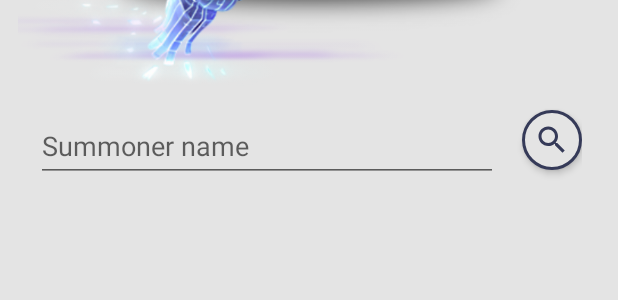
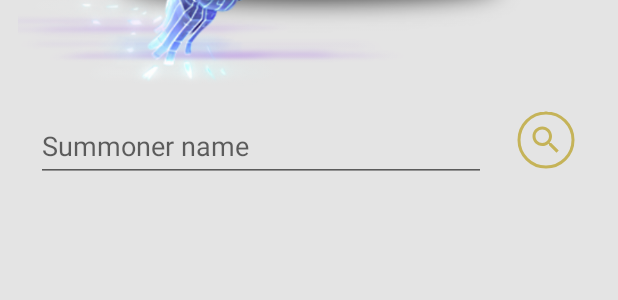
Before and after one commit to ivanTrogrlic/LeagueStats, an Android app: the layout home_fragment.xml on its own in the app's theme, with its tools: preview values and no code run, on a phone screen of 412 x 824 dp. Shown: the part 532-832 px from the top of the screen. Run offline under Robolectric (Android 15) with nearby library versions, the phone set to English and light mode, and no system bars.

Commit message:
[Home] Implement search button animations

```diff
--- a/app/src/main/java/com/ivantrogrlic/leaguestats/main/home/HomePresenter.kt
+++ b/app/src/main/java/com/ivantrogrlic/leaguestats/main/home/HomePresenter.kt
@@ -23,8 +23,8 @@ class HomePresenter constructor(private val retrofit: Retrofit) : MvpBasePresent
         .subscribe({ Log.d("Trogy", it.toString()) }, { Log.d("Trogy", it.toString()) })
   }
 
-  fun searchForSummoner(summoner: String){
-
+  fun searchForSummoner(summoner: String) {
+    TODO()
   }
 
 }
--- /dev/null
+++ b/app/src/main/res/anim/search_interpolator_end.xml
@@ -0,0 +1,3 @@
+<?xml version="1.0" encoding="utf-8"?>
+<pathInterpolator xmlns:android="http://schemas.android.com/apk/res/android"
+    android:pathData="C0.2,0 0.1,1 0.5,0.96 C 0.96666666666,0.96 0.99333333333,1 1,1" />
--- /dev/null
+++ b/app/src/main/res/anim/search_interpolator_start.xml
@@ -0,0 +1,3 @@
+<?xml version="1.0" encoding="utf-8"?>
+<pathInterpolator xmlns:android="http://schemas.android.com/apk/res/android"
+    android:pathData="L0.5,0 C 0.7,0 0.6,1 1,1" />
--- /dev/null
+++ b/app/src/main/res/animator/progress_bar_animation.xml
@@ -0,0 +1,27 @@
+<?xml version="1.0" encoding="utf-8"?>
+<set xmlns:android="http://schemas.android.com/apk/res/android">
+    <objectAnimator
+        android:duration="1333"
+        android:interpolator="@anim/search_interpolator_start"
+        android:propertyName="trimPathStart"
+        android:repeatCount="-1"
+        android:valueFrom="0"
+        android:valueTo="0.75"
+        android:valueType="floatType" />
+    <objectAnimator
+        android:duration="1333"
+        android:interpolator="@anim/search_interpolator_end"
+        android:propertyName="trimPathEnd"
+        android:repeatCount="-1"
+        android:valueFrom="0.03"
+        android:valueTo="0.78"
+        android:valueType="floatType" />
+    <objectAnimator
+        android:duration="1333"
+        android:interpolator="@android:anim/linear_interpolator"
+        android:propertyName="trimPathOffset"
+        android:repeatCount="-1"
+        android:valueFrom="0"
+        android:valueTo="0.25"
+        android:valueType="floatType" />
+</set>
--- /dev/null
+++ b/app/src/main/res/animator/progress_bar_container_animation.xml
@@ -0,0 +1,11 @@
+<?xml version="1.0" encoding="utf-8"?>
+<set xmlns:android="http://schemas.android.com/apk/res/android">
+    <objectAnimator
+        android:duration="4444"
+        android:interpolator="@android:anim/linear_interpolator"
+        android:propertyName="rotation"
+        android:repeatCount="-1"
+        android:valueFrom="0"
+        android:valueTo="720"
+        android:valueType="floatType" />
+</set>
--- /dev/null
+++ b/app/src/main/res/drawable/progress_bar_vector.xml
@@ -0,0 +1,33 @@
+<?xml version="1.0" encoding="utf-8"?>
+<vector xmlns:android="http://schemas.android.com/apk/res/android"
+    android:width="48dp"
+    android:height="48dp"
+    android:tint="@color/colorAccent"
+    android:viewportHeight="48"
+    android:viewportWidth="48">
+    <group
+        android:name="progressBarContainer"
+        android:translateX="24"
+        android:translateY="24">
+        <path
+            android:name="progressBar"
+            android:fillColor="@android:color/transparent"
+            android:pathData="M0,0 m 0,-18 a 18,18 0 1,1 0,36 a 18,18 0 1,1 0,-36"
+            android:strokeColor="@android:color/white"
+            android:strokeLineCap="square"
+            android:strokeLineJoin="miter"
+            android:strokeWidth="2" />
+    </group>
+
+    <group
+        android:name="search"
+        android:width="24dp"
+        android:height="24dp"
+        android:translateX="12"
+        android:translateY="12">
+        <path
+            android:name="search"
+            android:fillColor="#353a58"
+            android:pathData="M15.5,14h-0.79l-0.28,-0.27C15.41,12.59 16,11.11 16,9.5 16,5.91 13.09,3 9.5,3S3,5.91 3,9.5 5.91,16 9.5,16c1.61,0 3.09,-0.59 4.23,-1.57l0.27,0.28v0.79l5,4.99L20.49,19l-4.99,-5zM9.5,14C7.01,14 5,11.99 5,9.5S7.01,5 9.5,5 14,7.01 14,9.5 11.99,14 9.5,14z" />
+    </group>
+</vector>
--- /dev/null
+++ b/app/src/main/res/drawable/search_animation.xml
@@ -0,0 +1,13 @@
+<?xml version="1.0" encoding="utf-8"?>
+<animated-vector xmlns:android="http://schemas.android.com/apk/res/android"
+    android:drawable="@drawable/progress_bar_vector">
+
+    <target
+        android:name="progressBar"
+        android:animation="@animator/progress_bar_animation" />
+
+    <target
+        android:name="progressBarContainer"
+        android:animation="@animator/progress_bar_container_animation" />
+
+</animated-vector>
--- a/app/src/main/res/drawable/search_button.xml
+++ /dev/null
@@ -1,18 +0,0 @@
-<?xml version="1.0" encoding="utf-8"?>
-<ripple xmlns:android="http://schemas.android.com/apk/res/android"
-    android:color="@color/colorPrimaryDark">
-
-    <item>
-        <selector>
-            <item>
-                <shape android:shape="oval">
-                    <stroke
-                        android:width="2dp"
-                        android:color="@color/colorPrimary" />
-                    <solid android:color="@color/home_background" />
-                </shape>
-            </item>
-        </selector>
-    </item>
-
-</ripple>
--- a/app/src/main/res/layout/home_fragment.xml
+++ b/app/src/main/res/layout/home_fragment.xml
@@ -1,5 +1,6 @@
 <?xml version="1.0" encoding="utf-8"?>
 <LinearLayout xmlns:android="http://schemas.android.com/apk/res/android"
+    xmlns:tools="http://schemas.android.com/tools"
     android:layout_width="match_parent"
     android:layout_height="match_parent"
     android:background="@color/home_background"
@@ -47,20 +48,19 @@
                     android:id="@+id/summoner_input"
                     android:layout_width="match_parent"
                     android:layout_height="wrap_content"
-                    android:hint="@string/summoner_name_hint" />
+                    android:hint="@string/summoner_name_hint"
+                    android:textColorHint="@color/colorPrimary" />
 
             </android.support.design.widget.TextInputLayout>
 
-            <ImageButton
+            <ImageView
                 android:id="@+id/search"
                 android:layout_width="wrap_content"
                 android:layout_height="wrap_content"
                 android:layout_marginStart="16dp"
-                android:background="@drawable/search_button"
                 android:contentDescription="@string/search_for_summoner"
-                android:elevation="3dp"
-                android:padding="8dp"
-                android:src="@drawable/ic_search" />
+                android:src="@drawable/search_animation"
+                tools:context=".main.MainActivity" />
 
         </LinearLayout>
 
--- a/app/src/main/res/values/colors.xml
+++ b/app/src/main/res/values/colors.xml
@@ -8,4 +8,5 @@
     <color name="gray_transparent_85">#D9302f2f</color>
     <color name="black">#000000</color>
     <color name="home_background">#e4e4e4</color>
+    <color name="red">#b31616</color>
 </resources>
```
Also changed, not shown: app/src/main/java/com/ivantrogrlic/leaguestats/main/home/HomeFragment.kt (+12 -6 lines), app/src/main/res/animator/progress_bar_stop_animation.xml (added, +36 -0 lines), app/src/main/res/drawable/progress_bar_vector_failed.xml (added, +33 -0 lines), app/src/main/res/drawable/search_animation_stop.xml (added, +8 -0 lines).
